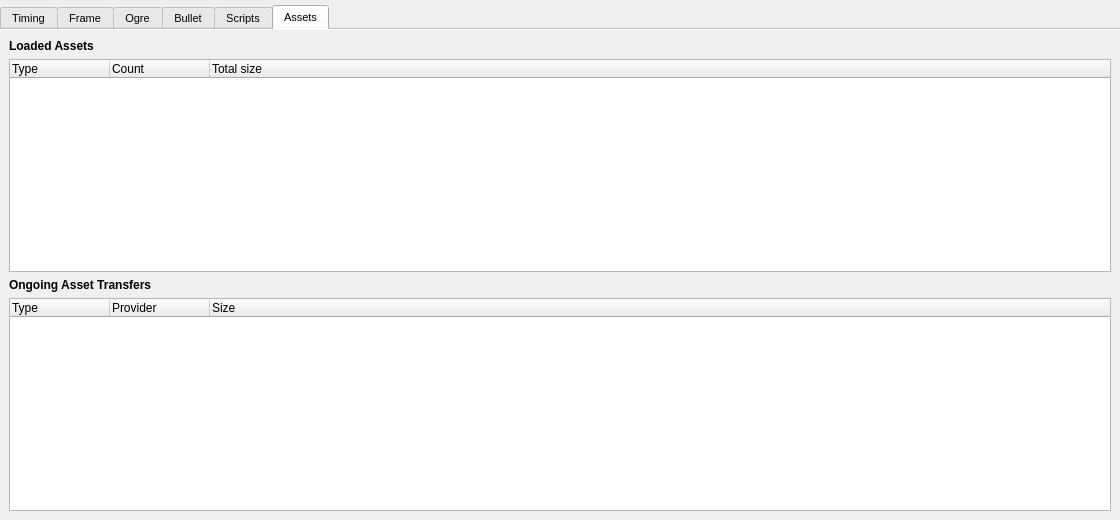
Above: src/Application/DebugStatsModule/ui/ProfilerWindow.ui from realXtend/tundra before the change. Below: the same form after it.
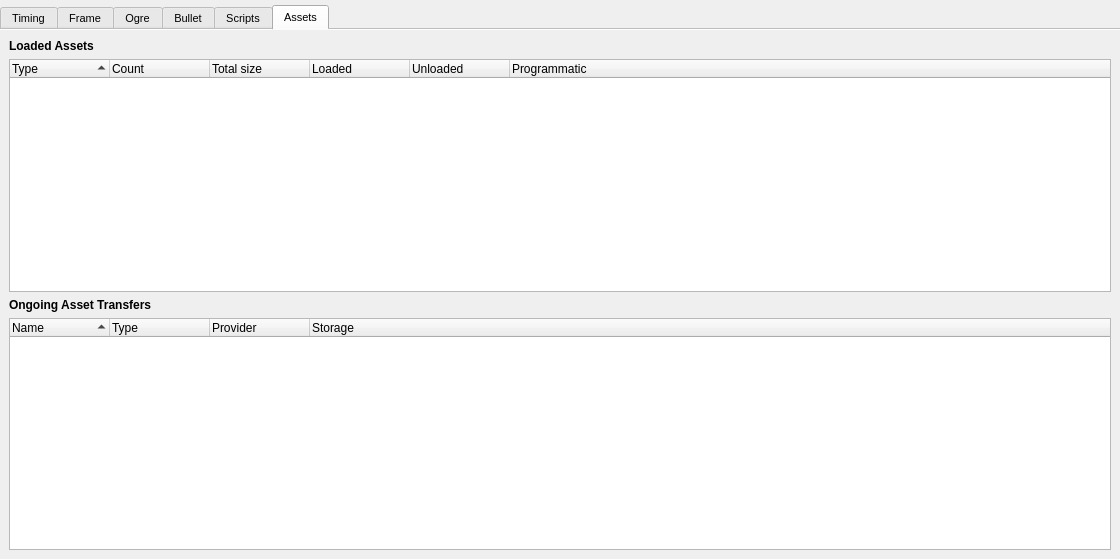
That is the form after the change. The open tabs and pages were chosen to show the change.

Commit message: Profiler window: Clean up and add more information to the Assets tab.

Patch:
```diff
--- a/src/Application/DebugStatsModule/ui/ProfilerWindow.ui
+++ b/src/Application/DebugStatsModule/ui/ProfilerWindow.ui
@@ -7,7 +7,7 @@
     <x>0</x>
     <y>0</y>
     <width>1120</width>
-    <height>520</height>
+    <height>559</height>
    </rect>
   </property>
   <property name="sizePolicy">
@@ -1996,6 +1996,21 @@
               <verstretch>0</verstretch>
              </sizepolicy>
             </property>
+            <property name="alternatingRowColors">
+             <bool>true</bool>
+            </property>
+            <property name="rootIsDecorated">
+             <bool>false</bool>
+            </property>
+            <property name="uniformRowHeights">
+             <bool>true</bool>
+            </property>
+            <property name="sortingEnabled">
+             <bool>true</bool>
+            </property>
+            <attribute name="headerStretchLastSection">
+             <bool>true</bool>
+            </attribute>
             <column>
              <property name="text">
               <string>Type</string>
@@ -2011,6 +2026,21 @@
               <string>Total size</string>
              </property>
             </column>
+            <column>
+             <property name="text">
+              <string>Loaded</string>
+             </property>
+            </column>
+            <column>
+             <property name="text">
+              <string>Unloaded</string>
+             </property>
+            </column>
+            <column>
+             <property name="text">
+              <string>Programmatic</string>
+             </property>
+            </column>
            </widget>
           </item>
           <item>
@@ -2028,6 +2058,23 @@
           </item>
           <item>
            <widget class="QTreeWidget" name="treeAssetTransfers">
+            <property name="alternatingRowColors">
+             <bool>true</bool>
+            </property>
+            <property name="rootIsDecorated">
+             <bool>false</bool>
+            </property>
+            <property name="uniformRowHeights">
+             <bool>true</bool>
+            </property>
+            <property name="sortingEnabled">
+             <bool>true</bool>
+            </property>
+            <column>
+             <property name="text">
+              <string>Name</string>
+             </property>
+            </column>
             <column>
              <property name="text">
               <string>Type</string>
@@ -2040,7 +2087,7 @@
             </column>
             <column>
              <property name="text">
-              <string>Size</string>
+              <string>Storage</string>
              </property>
             </column>
            </widget>
```
The commit also changes 1 other file.
